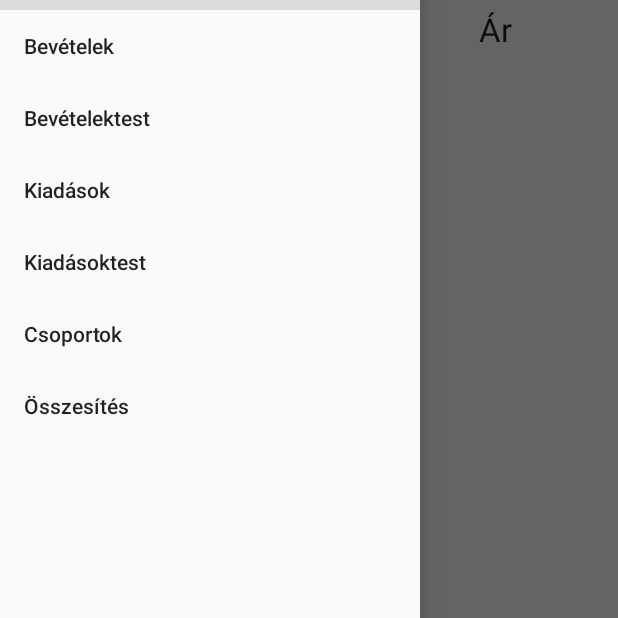
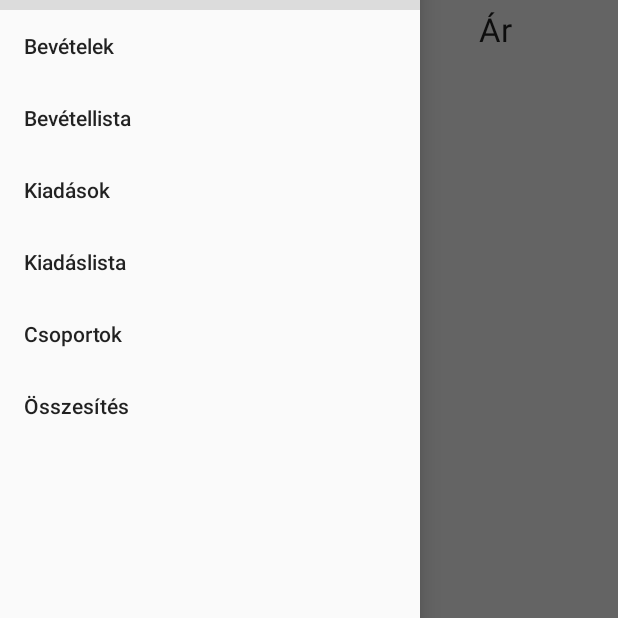
Before and after one commit to duszka-akos-attila/SZFM_2020_14_BugCrusherzz, an Android app: the screen it shows after launch (MainActivity), with the side drawer open, on a phone screen of 412 x 824 dp, the part 302-920 px from its top. Run offline under Robolectric (Android 15) with nearby library versions, the phone set to English and light mode, and no system bars; our stand-ins replace Room's generated code, navigation-ui; 5 statements that could not run were skipped.

Commit message:
Changed the name of the menu items in activity main drawer

```diff
--- a/Tracky/Application/Tracky/app/src/main/res/menu/activity_main_drawer.xml
+++ b/Tracky/Application/Tracky/app/src/main/res/menu/activity_main_drawer.xml
@@ -12,13 +12,13 @@
             android:title="Bevételek" />
         <item
             android:id="@+id/nav_income2"
-            android:title="Bevételektest" />
+            android:title="Bevétellista" />
         <item
             android:id="@+id/nav_expense"
             android:title="Kiadások" />
         <item
             android:id="@+id/nav_expense2"
-            android:title="Kiadásoktest" />
+            android:title="Kiadáslista" />
         <item
             android:id="@+id/nav_group"
             android:title="Csoportok" />
```
